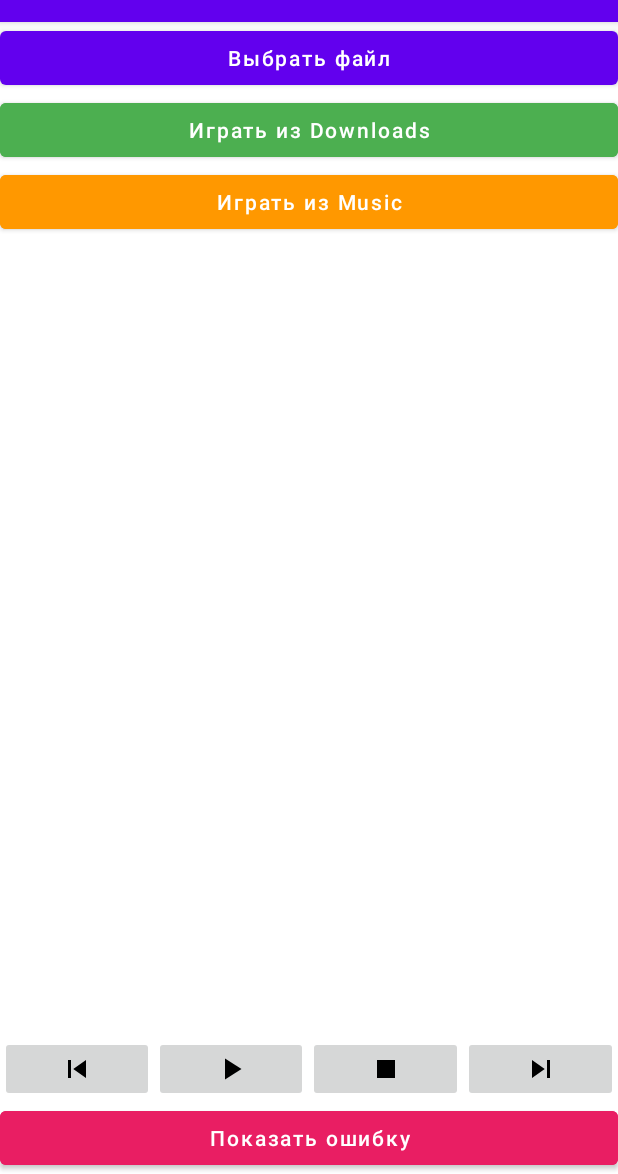
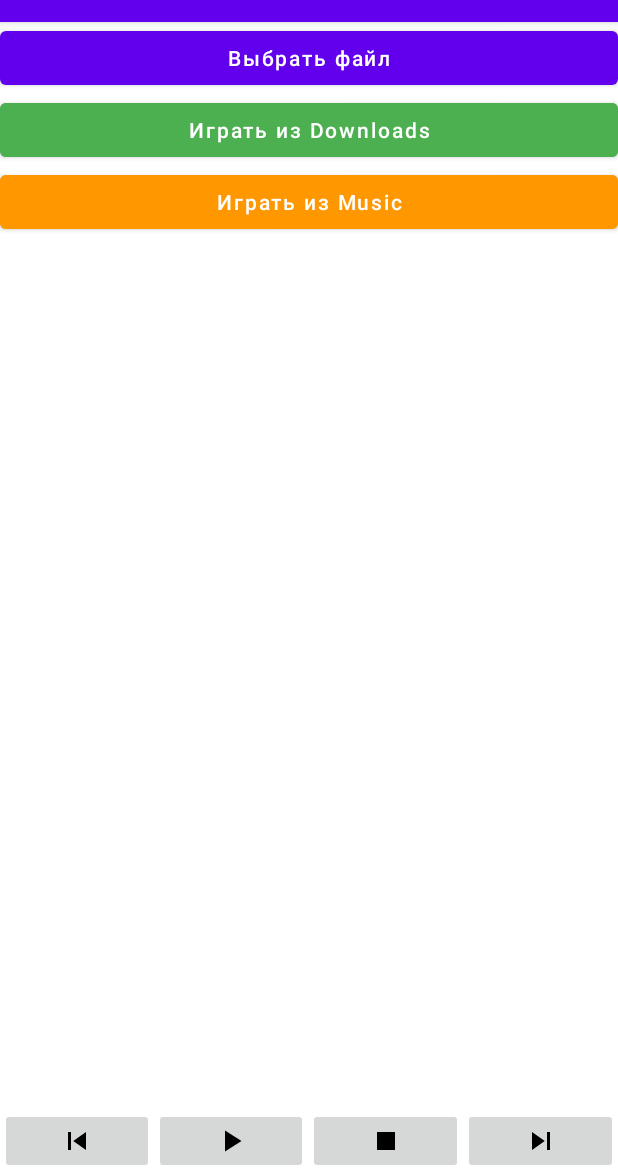
Before and after one commit to aakumykov/player_service_619, an Android app: the screen it shows after launch (MainActivity), on a phone screen of 412 x 824 dp, the part 62-1236 px from its top. Run offline under Robolectric (Android 15) with nearby library versions, the phone set to English and light mode, and no system bars; libraries missing offline, so code that uses them is left out: com.gitlab.aakumykov, com.google.android.exoplayer2, permissions.dispatcher; 5 statements that could not run were skipped.

Commit message:
Применил PlayerService без обобщения в MainActivity; убрал метод создания пробной ошибки.

```diff
--- a/app/src/main/java/com/github/aakumykov/player_service_619/MainActivity.java
+++ b/app/src/main/java/com/github/aakumykov/player_service_619/MainActivity.java
@@ -14,7 +14,6 @@ import androidx.annotation.NonNull;
 import androidx.annotation.Nullable;
 import androidx.appcompat.app.AppCompatActivity;
 
-import com.github.aakumykov.player_service.CustomPlayer;
 import com.github.aakumykov.player_service.PlayerService;
 import com.github.aakumykov.player_service.PlayerState;
 import com.github.aakumykov.player_service.ServicePayloadHolder;
@@ -38,7 +37,7 @@ import permissions.dispatcher.RuntimePermissions;
 public class MainActivity extends AppCompatActivity implements ServiceConnection {
 
     private static final int PICK_FILE_REQUEST_CODE = R.id.pick_file_request_code;
-    private ServicePayloadHolder<CustomPlayer> mServicePayloadHolder;
+    private ServicePayloadHolder mServicePayloadHolder;
     @Nullable private SoundPlayer mSoundPlayer;
     private ActivityMainBinding mBinding;
 
@@ -85,11 +84,6 @@ public class MainActivity extends AppCompatActivity implements ServiceConnection
                 mSoundPlayer.skipToNext();
         });
 
-        mBinding.errorButton.setOnClickListener(v -> {
-            if (null != mSoundPlayer)
-                mSoundPlayer.produceError(new RuntimeException(getString(R.string.testing_error)));
-        });
-
         startService(PlayerService.getIntent(this));
     }
 
@@ -124,7 +118,7 @@ public class MainActivity extends AppCompatActivity implements ServiceConnection
 
         mServicePayloadHolder = (ServicePayloadHolder) service;
 
-        mSoundPlayer = mServicePayloadHolder.getPayload();
+        mSoundPlayer = mServicePayloadHolder.getSoundPlayer();
 
         if (null != mSoundPlayer)
             mSoundPlayer.getPlayerStateLiveData().observe(this, this::onPlayerStateChanged);
--- a/app/src/main/res/layout/activity_main.xml
+++ b/app/src/main/res/layout/activity_main.xml
@@ -98,13 +98,4 @@
             app:srcCompat="@drawable/ic_baseline_skip_next_24" />
     </LinearLayout>
 
-    <Button
-        android:id="@+id/errorButton"
-        android:layout_width="match_parent"
-        android:layout_height="wrap_content"
-        android:layout_weight="0"
-        android:backgroundTint="#E91E63"
-        android:text="Показать ошибку"
-        android:textAllCaps="false" />
-
 </LinearLayout>
```
